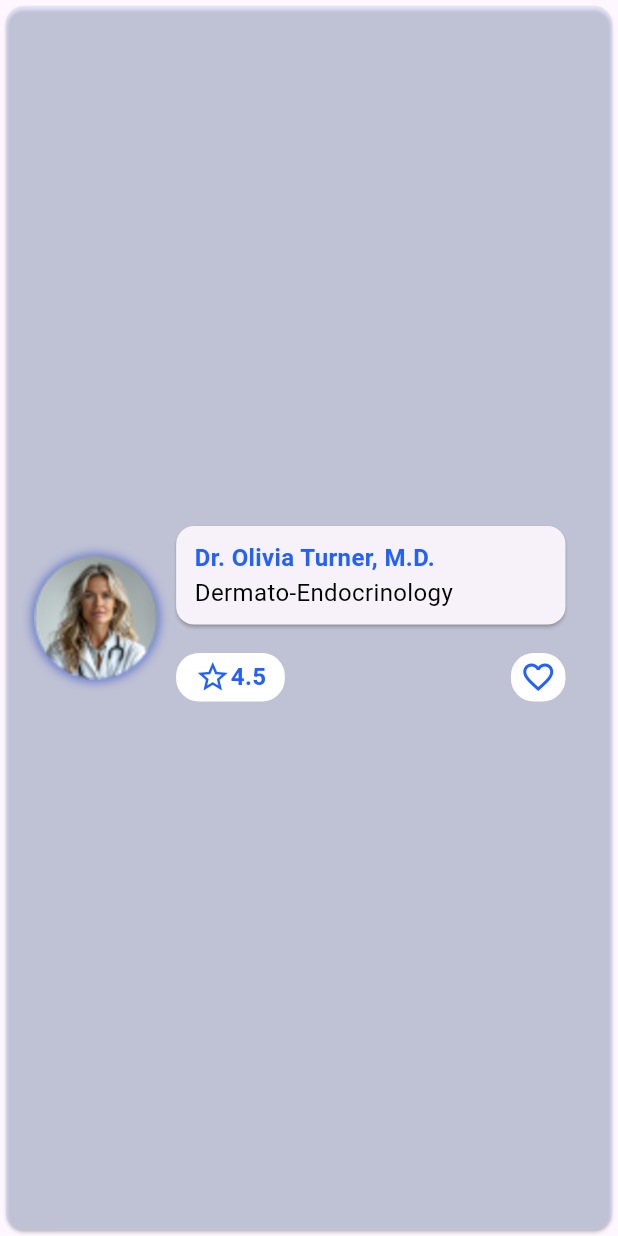
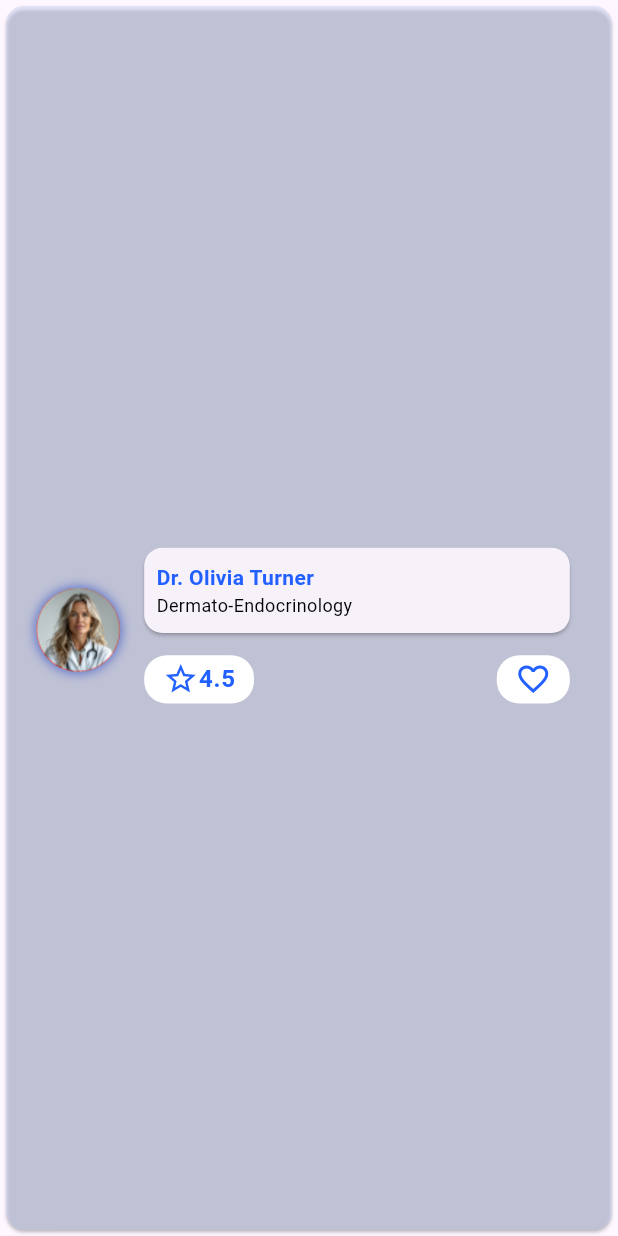
Before and after one commit to AbdoEssam2024/My_Doctor, a Flutter app: what topRatingDoctorsCard() shows on an empty page, opened directly with empty values, on a phone screen of 412 x 824 dp. Run offline on Flutter 3.47's test engine with Material 3 defaults, Android fonts, the phone set to English and light mode, and no system bars; our stand-ins replace carousel_slider, connectivity_plus, convex_bottom_bar, either_dart, flutter_otp_text_field, get and 2 more; missing offline and left inert: super_cupertino_navigation_bar; accounts and stored records are empty.

Commit message:
Finish Home Screen Design

```diff
--- a/lib/view/screen/home_screen/widgets/main_header.dart
+++ b/lib/view/screen/home_screen/widgets/main_header.dart
@@ -20,7 +20,7 @@ class MainHeader extends StatelessWidget {
 
   @override
   Widget build(BuildContext context) {
-    return Padding(
+    return Container(
       padding: EdgeInsets.symmetric(horizontal: ScreenSize.screenWidth! * 0.03),
       child: Row(
         mainAxisAlignment: MainAxisAlignment.spaceBetween,
--- a/lib/view/screen/home_screen/widgets/top_rating_doctors.dart
+++ b/lib/view/screen/home_screen/widgets/top_rating_doctors.dart
@@ -1,34 +1,45 @@
+import 'package:carousel_slider/carousel_slider.dart';
 import 'package:flutter/material.dart';
 import 'package:my_doctor/const/class/screen_size.dart';
 import 'package:my_doctor/const/colors/app_colors.dart';
+import 'package:my_doctor/controller/home_controller.dart';
 import 'package:my_doctor/repo/const_data/home_overview_data.dart';
 
 class TopRatingDoctors extends StatelessWidget {
   final void Function() addToFavouriteFunction;
   final void Function() reviewDoctorFunction;
+  final HomeController homeController;
+
   const TopRatingDoctors({
     super.key,
     required this.addToFavouriteFunction,
     required this.reviewDoctorFunction,
+    required this.homeController,
   });
 
   @override
   Widget build(BuildContext context) {
-    return Container(
-      padding: EdgeInsets.only(
-        left: ScreenSize.screenWidth! * 0.02,
-        right: ScreenSize.screenWidth! * 0.02,
-      ),
-
+    return SizedBox(
+      width: ScreenSize.screenWidth! * 0.98,
       height: ScreenSize.screenHeight! * 0.2,
-      child: ListView.builder(
-        scrollDirection: Axis.horizontal,
-        itemCount: topRatingDoctorsData.length,
+      child: CarouselSlider.builder(
         itemBuilder:
-            (context, index) => topRatingDoctorsCard(
+            (context, index, realIndex) => topRatingDoctorsCard(
               index: index,
               addToFavouriteFunction: addToFavouriteFunction,
               reviewFunction: reviewDoctorFunction,
+            ),
+        itemCount: topRatingDoctorsData.length,
+
+        options: CarouselOptions(
+          reverse: false,
+          enlargeCenterPage: true,
+          pageSnapping: true,
+          autoPlay: true,
+          autoPlayAnimationDuration: Duration(milliseconds: 500),
+          autoPlayCurve: Curves.easeInOut,
+          pauseAutoPlayOnManualNavigate: true,
+          viewportFraction: 1,
         ),
       ),
     );
@@ -40,23 +51,41 @@ Widget topRatingDoctorsCard({
   required void Function() addToFavouriteFunction,
   required void Function() reviewFunction,
 }) {
-  final doctor = topRatingDoctorsData[index];
   return Card(
     color: AppColors.lightBlueColor.withAlpha(100),
     child: Padding(
       padding: EdgeInsets.symmetric(
-        vertical: ScreenSize.screenHeight! * 0.01,
-        horizontal: ScreenSize.screenWidth! * 0.02,
+        horizontal: ScreenSize.screenWidth! * 0.01,
+        vertical: ScreenSize.screenHeight! * 0.02,
       ),
-      child: Row(
-        mainAxisAlignment: MainAxisAlignment.center,
-        crossAxisAlignment: CrossAxisAlignment.center,
-        children: [
-          Column(
+      child: ListTile(
+        // contentPadding: EdgeInsets.symmetric(
+        //   horizontal: ScreenSize.screenWidth! * 0.01,
+        // ),
+        leading: _buildDoctorImage(index: index),
+        minLeadingWidth: ScreenSize.screenWidth! * 0.1,
+        title: Column(
+          spacing: ScreenSize.screenHeight! * 0.005,
           mainAxisAlignment: MainAxisAlignment.center,
           children: [
-              Container(
+            _buildDoctorInfo(index: index),
+            _buildActionButtons(
+              addToFavouriteFunction: addToFavouriteFunction,
+              reviewFunction: reviewFunction,
+              index: index,
+            ),
+          ],
+        ),
+      ),
+    ),
+  );
+}
+
+Widget _buildDoctorImage({required int index}) {
+  final doctor = topRatingDoctorsData[index];
+  return Container(
     decoration: BoxDecoration(
+      color: AppColors.redColor,
       borderRadius: BorderRadius.circular(50),
       boxShadow: [
         BoxShadow(
@@ -67,33 +96,28 @@ Widget topRatingDoctorsCard({
         ),
       ],
     ),
-                width: ScreenSize.screenWidth! * 0.2,
     child: ClipRRect(
+      clipBehavior: Clip.antiAlias,
       child: Image.asset(
         doctor.imagePath,
         filterQuality: FilterQuality.high,
         fit: BoxFit.cover,
       ),
     ),
-              ),
-            ],
-          ),
+  );
+}
 
-          SizedBox(
-            width: ScreenSize.screenWidth! * 0.69,
-            child: Column(
-              spacing: ScreenSize.screenHeight! * 0.01,
-              mainAxisAlignment: MainAxisAlignment.center,
-              children: [
-                Card(
+Widget _buildDoctorInfo({required int index}) {
+  final doctor = topRatingDoctorsData[index];
+  return Card(
     margin: EdgeInsets.symmetric(
-                    horizontal: ScreenSize.screenWidth! * 0.03,
+      // horizontal: ScreenSize.screenWidth! * 0.03,
       vertical: ScreenSize.screenHeight! * 0.003,
     ),
     child: Padding(
       padding: EdgeInsets.symmetric(
         vertical: ScreenSize.screenHeight! * 0.012,
-                      horizontal: ScreenSize.screenWidth! * 0.03,
+        horizontal: ScreenSize.screenWidth! * 0.02,
       ),
       child: Row(
         children: [
@@ -104,16 +128,18 @@ Widget topRatingDoctorsCard({
                 doctor.name,
                 style: TextStyle(
                   color: AppColors.blueColor,
-                                fontSize: 16,
+                  fontSize: 14,
                   fontWeight: FontWeight.w600,
+                  overflow: TextOverflow.clip,
                 ),
               ),
               Text(
                 doctor.specialization,
                 style: TextStyle(
                   color: AppColors.blackColor,
-                                fontSize: 16,
+                  fontSize: 12,
                   fontWeight: FontWeight.w400,
+                  overflow: TextOverflow.clip,
                 ),
               ),
             ],
@@ -121,16 +147,45 @@ Widget topRatingDoctorsCard({
         ],
       ),
     ),
-                ),
+  );
+}
 
-                Row(
+Widget _buildActionButtons({
+  required void Function() addToFavouriteFunction,
+  required void Function() reviewFunction,
+  required int index,
+}) {
+  final doctor = topRatingDoctorsData[index];
+  return Row(
     mainAxisAlignment: MainAxisAlignment.spaceBetween,
     children: [
       GestureDetector(
         onTap: reviewFunction,
-                      child: Container(
+        child: _buildActionButton(
+          icon: Icons.star_border_outlined,
+          label: doctor.rating,
+          onTap: reviewFunction,
+        ),
+      ),
+      GestureDetector(
+        onTap: addToFavouriteFunction,
+        child: _buildActionButton(
+          icon: doctor.isFavourite ? Icons.favorite : Icons.favorite_border,
+          onTap: addToFavouriteFunction,
+        ),
+      ),
+    ],
+  );
+}
+
+Widget _buildActionButton({
+  required IconData icon,
+  String? label,
+  required void Function() onTap,
+}) {
+  return Container(
     margin: EdgeInsets.symmetric(
-                          horizontal: ScreenSize.screenWidth! * 0.03,
+      // horizontal: ScreenSize.screenWidth! * 0.03,
       vertical: ScreenSize.screenHeight! * 0.01,
     ),
     padding: EdgeInsets.symmetric(
@@ -145,13 +200,10 @@ Widget topRatingDoctorsCard({
       mainAxisAlignment: MainAxisAlignment.spaceBetween,
       crossAxisAlignment: CrossAxisAlignment.center,
       children: [
-                            Icon(
-                              Icons.star_border_outlined,
-                              color: AppColors.blueColor,
-                            ),
-
+        Icon(icon, color: AppColors.blueColor),
+        if (label != null)
           Text(
-                              doctor.rating,
+            label,
             style: TextStyle(
               color: AppColors.blueColor,
               fontSize: 16,
@@ -160,45 +212,5 @@ Widget topRatingDoctorsCard({
           ),
       ],
     ),
-                      ),
-                    ),
-
-                    GestureDetector(
-                      onTap: addToFavouriteFunction,
-                      child: Container(
-                        margin: EdgeInsets.symmetric(
-                          horizontal: ScreenSize.screenWidth! * 0.03,
-                          vertical: ScreenSize.screenHeight! * 0.01,
-                        ),
-                        padding: EdgeInsets.symmetric(
-                          vertical: ScreenSize.screenHeight! * 0.005,
-                          horizontal: ScreenSize.screenWidth! * 0.015,
-                        ),
-                        decoration: BoxDecoration(
-                          color: AppColors.whiteColor,
-                          borderRadius: BorderRadius.circular(15),
-                        ),
-                        child: Row(
-                          mainAxisAlignment: MainAxisAlignment.spaceBetween,
-                          crossAxisAlignment: CrossAxisAlignment.center,
-                          children: [
-                            Icon(
-                              doctor.isFavourite
-                                  ? Icons.favorite
-                                  : Icons.favorite_border,
-                              color: AppColors.blueColor,
-                            ),
-                          ],
-                        ),
-                      ),
-                    ),
-                  ],
-                ),
-              ],
-            ),
-          ),
-        ],
-      ),
-    ),
   );
 }
--- a/pubspec.yaml
+++ b/pubspec.yaml
@@ -28,7 +28,9 @@ environment:
 # the latest version available on pub.dev. To see which dependencies have newer
 # versions available, run `flutter pub outdated`.
 dependencies:
+  carousel_slider: ^5.0.0
   connectivity_plus: ^6.1.3
+  convex_bottom_bar: ^3.2.0
   cupertino_icons: ^1.0.8
   either_dart: ^1.0.0
   flutter:
@@ -41,6 +43,7 @@ dependencies:
   intl: ^0.20.2
   logging: ^1.3.0
   lottie: ^3.3.1
+  super_cupertino_navigation_bar: ^2.1.2
 
 dev_dependencies:
   flutter_lints: ^5.0.0
```
Also changed, not shown: lib/controller/home_controller.dart (+42 -0 lines), lib/repo/const_data/home_overview_data.dart (+20 -4 lines), lib/view/screen/home_screen/home_page.dart (+25 -22 lines), lib/view/screen/home_screen/widgets/custom_app_bar.dart (added, +91 -0 lines), lib/view/screen/home_screen/widgets/custom_bottom_bar.dart (added, +38 -0 lines), lib/view/screen/home_screen/widgets/overview_section.dart (+48 -3 lines), lib/view/screen/home_screen/widgets/search_bar.dart (deleted, +0 -140 lines), pubspec.lock. Lines whose indentation alone changed are shown as unchanged.
